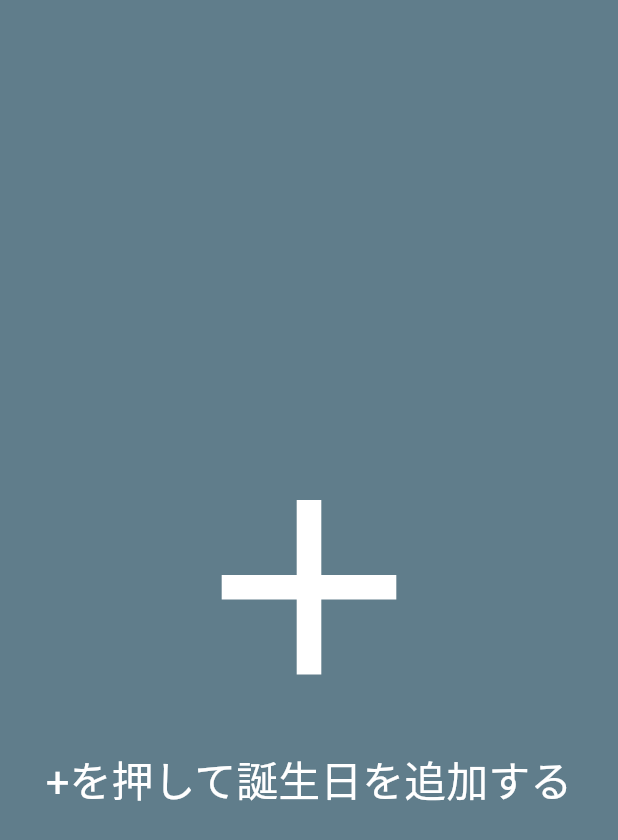
After one commit to koki1126/i_have_lived, a Flutter app: the IntroScreen screen opened directly, on a phone screen of 412 x 824 dp. The commit adds this screen. Shown: the top 840 px of the screen. Run offline on Flutter 3.47's test engine with Material 2 defaults, Android fonts, the phone set to English and light mode, and no system bars; our stand-ins replace flutter_spinkit, shared_preferences; accounts and stored records are empty.

Commit message:
intro_screenを追加

```diff
--- /dev/null
+++ b/lib/intro_screen.dart
@@ -0,0 +1,63 @@
+import 'package:flutter/material.dart';
+import 'package:shared_preferences/shared_preferences.dart';
+import 'main_page.dart';
+
+class IntroScreen extends StatefulWidget {
+  const IntroScreen({Key? key}) : super(key: key);
+
+  @override
+  State<IntroScreen> createState() => _IntroScreenState();
+}
+
+class _IntroScreenState extends State<IntroScreen> {
+  DateTime setBirthDay = DateTime.now();
+
+  //アプリが初回起動化を確認
+  saveHaveOpenFlag(bool openFlag) async {
+    SharedPreferences prefs = await SharedPreferences.getInstance();
+    prefs.setBool('SEEN', openFlag);
+    print(openFlag);
+  }
+
+  openHaveOpenFlag() async {
+    SharedPreferences prefs = await SharedPreferences.getInstance();
+  }
+
+  @override
+  void initState() {
+    super.initState();
+    print('intro_screen');
+    print('flag test');
+    // setBirthDay(context);
+  }
+
+  @override
+  Widget build(BuildContext context) {
+    return Scaffold(
+      backgroundColor: Colors.blueGrey,
+      body: Center(
+        child: Column(
+          mainAxisAlignment: MainAxisAlignment.center,
+          children: [
+            IconButton(
+              icon: const Icon(Icons.add),
+              iconSize: 200,
+              color: Colors.white,
+              onPressed: () {
+                // SharedPreferencesData().getselectedDate(context);
+                // Navigator.named
+              },
+            ),
+            const Text(
+              '+を押して誕生日を追加する',
+              style: TextStyle(
+                fontSize: 28,
+                color: Colors.white,
+              ),
+            ),
+          ],
+        ),
+      ),
+    );
+  }
+}
```
Also changed, not shown: lib/main_page.dart (+10 -6 lines).
